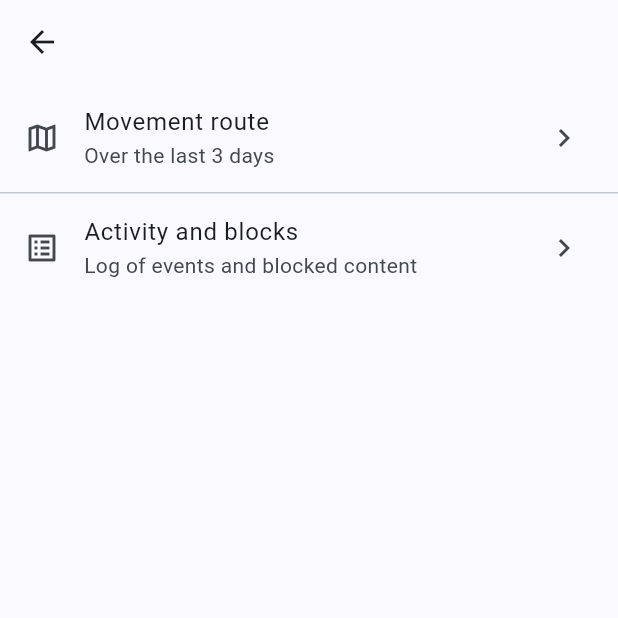
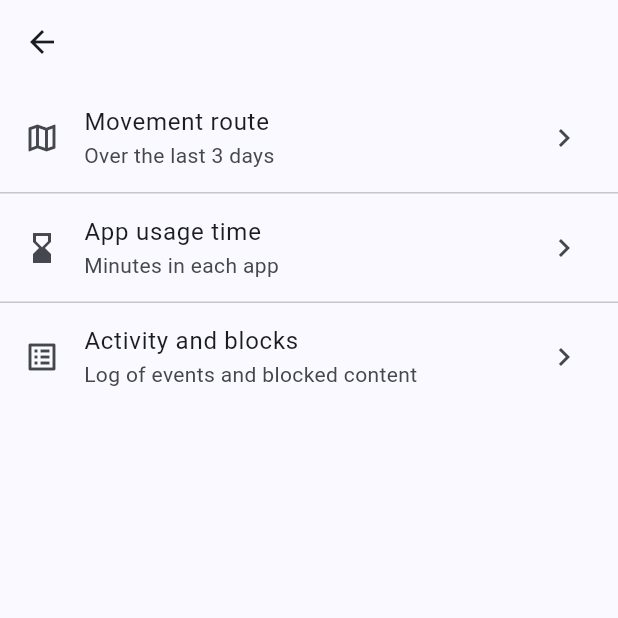
Before and after one commit to furkat1001/maxcare, a Flutter app: the ReportHubScreen screen opened directly with empty values, on a phone screen of 412 x 824 dp, the top half of it. Run offline on Flutter 3.47's test engine with Material 3 defaults, Android fonts, the phone set to English and light mode, and no system bars; our stand-ins replace dio, flutter_map, flutter_riverpod, flutter_secure_storage, latlong2; accounts and stored records are empty; generated files the repository leaves out were written again; network calls fail.

Commit message:
feat: show the child's app usage time in the parent app
New "App usage time" entry in the child's report hub: a day switcher
(today / yesterday / date, same 3 days as the route), the day total,
apps sorted by time with a bar relative to the longest one, and when
the data was last updated. Separate texts for "no data" (usage access
may be off) and "phone not used".

Strings in uz, uz-Cyrl, ru, en.

Co-Authored-By: Claude Opus 5.5 <noreply@anthropic.com>

```diff
--- a/parent-app/lib/children/report_hub_screen.dart
+++ b/parent-app/lib/children/report_hub_screen.dart
@@ -1,11 +1,12 @@
 import 'package:flutter/material.dart';
 
 import '../l10n/app_localizations.dart';
+import 'app_usage_screen.dart';
 import 'child_location_screen.dart';
 import 'device_events_screen.dart';
 
-/// Хаб отчёта по одному ребёнку: маршрут, журнал событий и блокировок.
-/// Дальнейшие разделы (время приложений, удалённые звонки/смс) добавятся сюда.
+/// Хаб отчёта по одному ребёнку: маршрут, время в приложениях, журнал событий и блокировок.
+/// Дальнейшие разделы (удалённые звонки/смс) добавятся сюда.
 class ReportHubScreen extends StatelessWidget {
   const ReportHubScreen({required this.deviceId, required this.title, super.key});
 
@@ -32,6 +33,18 @@ class ReportHubScreen extends StatelessWidget {
           ),
           const Divider(height: 1),
           ListTile(
+            leading: const Icon(Icons.hourglass_bottom_outlined),
+            title: Text(t.reportUsage),
+            subtitle: Text(t.reportUsageSubtitle),
+            trailing: const Icon(Icons.chevron_right),
+            onTap: () => Navigator.of(context).push(
+              MaterialPageRoute<void>(
+                builder: (_) => AppUsageScreen(deviceId: deviceId, title: title),
+              ),
+            ),
+          ),
+          const Divider(height: 1),
+          ListTile(
             leading: const Icon(Icons.list_alt_outlined),
             title: Text(t.reportActivity),
             subtitle: Text(t.reportActivitySubtitle),
--- a/parent-app/lib/l10n/app_en.arb
+++ b/parent-app/lib/l10n/app_en.arb
@@ -125,5 +125,25 @@
   "locationDayToday": "Today",
   "locationDayYesterday": "Yesterday",
   "locationDayEmpty": "No route for this day.",
-  "locationAttribution": "© OpenStreetMap"
+  "locationAttribution": "© OpenStreetMap",
+  "reportUsage": "App usage time",
+  "reportUsageSubtitle": "Minutes in each app",
+  "usageTotal": "Total for the day: {time}",
+  "@usageTotal": {
+    "placeholders": { "time": { "type": "String" } }
+  },
+  "usageUpdated": "Updated at {time}",
+  "@usageUpdated": {
+    "placeholders": { "time": { "type": "String" } }
+  },
+  "usageDayEmpty": "No data for this day. If it stays empty, check that usage access is turned on on your child’s phone.",
+  "usageDayUnused": "The phone was not used this day.",
+  "usageHoursMinutes": "{hours} h {minutes} min",
+  "@usageHoursMinutes": {
+    "placeholders": { "hours": { "type": "int" }, "minutes": { "type": "int" } }
+  },
+  "usageMinutes": "{minutes} min",
+  "@usageMinutes": {
+    "placeholders": { "minutes": { "type": "int" } }
+  }
 }
--- a/parent-app/lib/l10n/app_ru.arb
+++ b/parent-app/lib/l10n/app_ru.arb
@@ -89,5 +89,13 @@
   "locationDayToday": "Сегодня",
   "locationDayYesterday": "Вчера",
   "locationDayEmpty": "За этот день маршрута нет.",
-  "locationAttribution": "© OpenStreetMap"
+  "locationAttribution": "© OpenStreetMap",
+  "reportUsage": "Время в приложениях",
+  "reportUsageSubtitle": "Сколько минут в каждом приложении",
+  "usageTotal": "Всего за день: {time}",
+  "usageUpdated": "Обновлено в {time}",
+  "usageDayEmpty": "За этот день данных нет. Если так и останется — проверьте, что на телефоне ребёнка включён доступ к истории использования.",
+  "usageDayUnused": "В этот день телефоном не пользовались.",
+  "usageHoursMinutes": "{hours} ч {minutes} мин",
+  "usageMinutes": "{minutes} мин"
 }
--- a/parent-app/lib/l10n/app_uz.arb
+++ b/parent-app/lib/l10n/app_uz.arb
@@ -89,5 +89,13 @@
   "locationDayToday": "Bugun",
   "locationDayYesterday": "Kecha",
   "locationDayEmpty": "Bu kun uchun marshrut yo‘q.",
-  "locationAttribution": "© OpenStreetMap"
+  "locationAttribution": "© OpenStreetMap",
+  "reportUsage": "Ilovalardagi vaqt",
+  "reportUsageSubtitle": "Har bir ilovada necha daqiqa",
+  "usageTotal": "Kun bo‘yi jami: {time}",
+  "usageUpdated": "{time} da yangilandi",
+  "usageDayEmpty": "Bu kun uchun ma’lumot yo‘q. Agar shunday qolsa, bola telefonida foydalanish tarixiga ruxsat yoqilganini tekshiring.",
+  "usageDayUnused": "Bu kuni telefondan foydalanilmagan.",
+  "usageHoursMinutes": "{hours} soat {minutes} daq",
+  "usageMinutes": "{minutes} daq"
 }
--- a/parent-app/lib/l10n/app_uz_Cyrl.arb
+++ b/parent-app/lib/l10n/app_uz_Cyrl.arb
@@ -89,5 +89,13 @@
   "locationDayToday": "Бугун",
   "locationDayYesterday": "Кеча",
   "locationDayEmpty": "Бу кун учун маршрут йўқ.",
-  "locationAttribution": "© OpenStreetMap"
+  "locationAttribution": "© OpenStreetMap",
+  "reportUsage": "Иловалардаги вақт",
+  "reportUsageSubtitle": "Ҳар бир иловада неча дақиқа",
+  "usageTotal": "Кун бўйи жами: {time}",
+  "usageUpdated": "{time} да янгиланди",
+  "usageDayEmpty": "Бу кун учун маълумот йўқ. Агар шундай қолса, бола телефонида фойдаланиш тарихига рухсат ёқилганини текширинг.",
+  "usageDayUnused": "Бу куни телефондан фойдаланилмаган.",
+  "usageHoursMinutes": "{hours} соат {minutes} дақ",
+  "usageMinutes": "{minutes} дақ"
 }
```
Also changed, not shown: parent-app/lib/children/app_usage_repository.dart (added, +58 -0 lines), parent-app/lib/children/app_usage_screen.dart (added, +148 -0 lines), parent-app/lib/core/providers.dart (+16 -0 lines), 1 other file.
